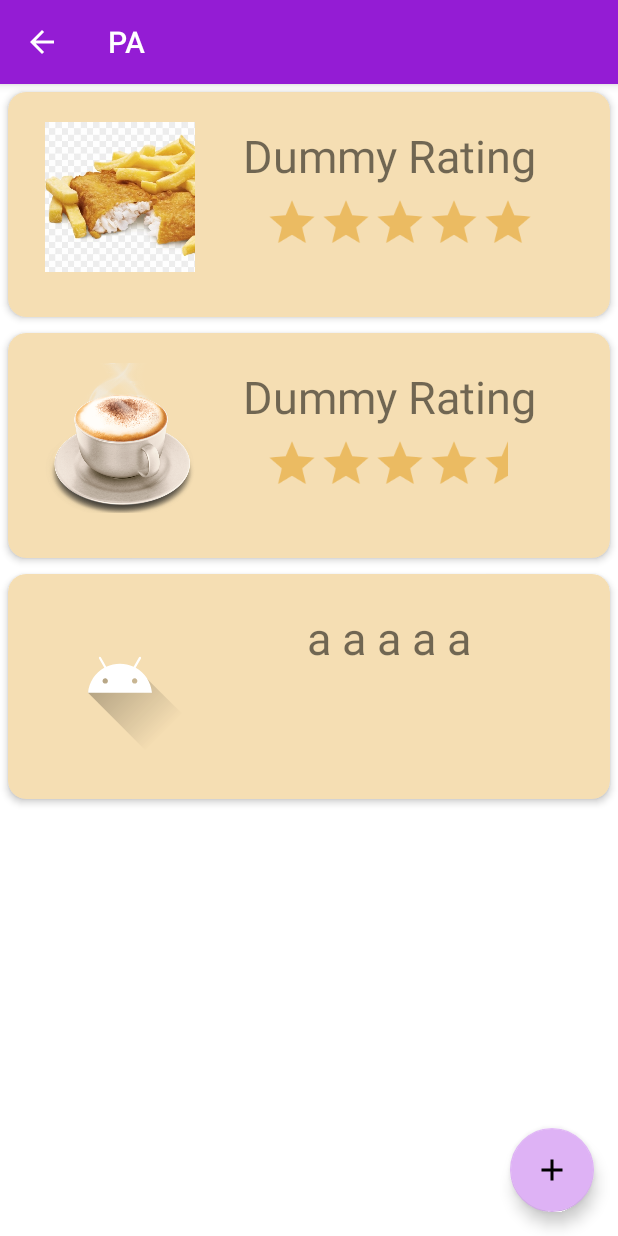
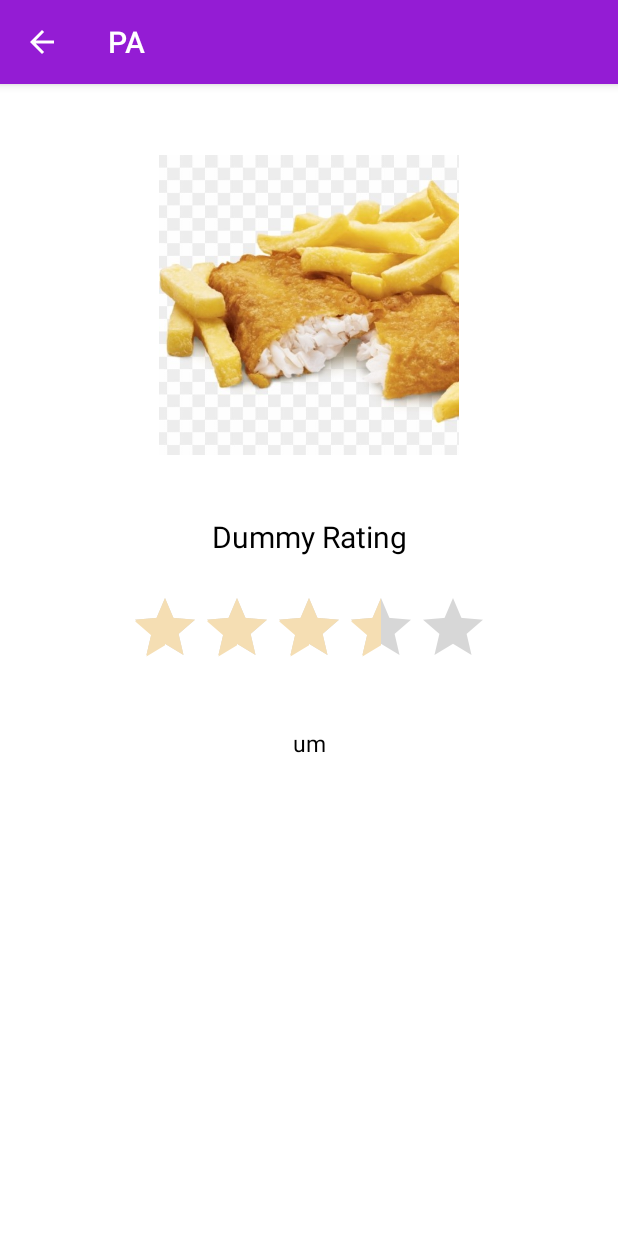
Before and after one commit to hemisemidemipresent/Pairwork-PA, an Android app: the ReviewActivity screen opened directly, with no data from a screen before it, after a tap on "Dummy Rating", on a phone screen of 412 x 824 dp. Run offline under Robolectric (Android 15) with nearby library versions, the phone set to English and light mode, and no system bars.

Commit message:
fixed onclick of review

```diff
--- a/app/src/main/AndroidManifest.xml
+++ b/app/src/main/AndroidManifest.xml
@@ -26,6 +26,8 @@
             android:parentActivityName=".MainActivity"/>
         <activity android:name=".AddReviewActivity"
             android:parentActivityName=".ReviewActivity"/>
+        <activity android:name=".DisplayReviewActivity"
+            android:parentActivityName=".ReviewActivity"/>
         <activity android:name=".AboutActivity"
             android:parentActivityName=".MainActivity"/>
         <activity android:name=".ContactActivity"
--- a/app/src/main/java/com/example/myapplication/DescriptionActivity.kt
+++ b/app/src/main/java/com/example/myapplication/DescriptionActivity.kt
@@ -5,7 +5,6 @@ import androidx.appcompat.app.AppCompatActivity
 import android.os.Bundle
 import android.widget.ImageView
 import android.widget.TextView
-import com.example.myapplication.R
 import java.util.*
 
 class DescriptionActivity : AppCompatActivity() {
@@ -22,7 +21,7 @@ class DescriptionActivity : AppCompatActivity() {
         val size: TextView = findViewById(R.id.size)
         val expiry: TextView = findViewById(R.id.expiry)
         val brand: TextView = findViewById(R.id.brand)
-        val temp: TextView = findViewById(R.id.temp)
+        val temp: TextView = findViewById(R.id.reviewTextView)
 
         name.text = intent.getStringExtra("name")
         item_image.setImageResource(
--- /dev/null
+++ b/app/src/main/java/com/example/myapplication/DisplayReviewActivity.kt
@@ -0,0 +1,38 @@
+package com.example.myapplication
+
+import android.annotation.SuppressLint
+import androidx.appcompat.app.AppCompatActivity
+import android.os.Bundle
+import android.widget.ImageView
+import android.widget.RatingBar
+import android.widget.TextView
+import java.util.*
+
+class DisplayReviewActivity : AppCompatActivity() {
+    @SuppressLint("SetTextI18n", "UseCompatLoadingForDrawables")
+    override fun onCreate(savedInstanceState: Bundle?) {
+        super.onCreate(savedInstanceState)
+        setContentView(R.layout.activity_display_review)
+        val intent = intent
+
+        val name: TextView = findViewById(R.id.name)
+        val ratingBar: RatingBar = findViewById(R.id.rating)
+        ratingBar.setIsIndicator(true)
+        val review: TextView = findViewById(R.id.reviewTextView)
+        val avatar: ImageView = findViewById(R.id.avatar)
+
+        name.text = intent.getStringExtra("name")
+        ratingBar.rating = intent.getFloatExtra("rating", 3.6F)
+        review.text = intent.getStringExtra("review")
+        avatar.setImageDrawable(getDrawable(intent.getIntExtra("avatar",0)))
+
+        /*
+
+                intent.putExtra("avatar", review.avatar)
+                intent.putExtra("name", review.name)
+                intent.putExtra("rating", review.rating)
+                intent.putExtra("review", review.review)
+         */
+    }
+
+}
--- a/app/src/main/java/com/example/myapplication/ReviewRecyclerAdapter.kt
+++ b/app/src/main/java/com/example/myapplication/ReviewRecyclerAdapter.kt
@@ -35,12 +35,12 @@ class ReviewRecyclerAdapter(val reviewList: ArrayList<Review>) :
             reviewRating = itemView.findViewById(R.id.ratingBar)
             itemView.setOnClickListener { view ->
                 val review = reviewList[adapterPosition]
-                val intent = Intent(itemView.context, DescriptionActivity::class.java)
+                val intent = Intent(itemView.context, DisplayReviewActivity::class.java)
                 intent.putExtra("avatar", review.avatar)
                 intent.putExtra("name", review.name)
                 intent.putExtra("rating", review.rating)
                 intent.putExtra("review", review.review)
-                //itemView.context.startActivity(intent)
+                itemView.context.startActivity(intent)
             }
         }
 
--- a/app/src/main/res/layout/activity_description.xml
+++ b/app/src/main/res/layout/activity_description.xml
@@ -90,7 +90,7 @@
         app:layout_constraintTop_toBottomOf="@+id/item_image" />
 
     <TextView
-        android:id="@+id/temp"
+        android:id="@+id/reviewTextView"
         android:layout_width="wrap_content"
         android:layout_height="wrap_content"
         android:layout_marginTop="216dp"
--- /dev/null
+++ b/app/src/main/res/layout/activity_display_review.xml
@@ -0,0 +1,56 @@
+<?xml version="1.0" encoding="utf-8"?>
+<androidx.constraintlayout.widget.ConstraintLayout xmlns:android="http://schemas.android.com/apk/res/android"
+    xmlns:app="http://schemas.android.com/apk/res-auto"
+    xmlns:tools="http://schemas.android.com/tools"
+    android:layout_width="match_parent"
+    android:layout_height="match_parent">
+
+    <ImageView
+        android:id="@+id/avatar"
+        android:layout_width="200dp"
+        android:layout_height="200dp"
+        android:layout_marginTop="40dp"
+        android:layout_marginBottom="34dp"
+        app:layout_constraintBottom_toTopOf="@+id/name"
+        app:layout_constraintEnd_toEndOf="parent"
+        app:layout_constraintLeft_toLeftOf="parent"
+        app:layout_constraintStart_toStartOf="parent"
+        app:layout_constraintTop_toTopOf="parent" />
+
+    <TextView
+        android:id="@+id/name"
+        android:layout_width="wrap_content"
+        android:layout_height="wrap_content"
+        android:text="TextView"
+        android:textColor="?colorOnSecondary"
+        android:textSize="20sp"
+        app:layout_constraintBottom_toBottomOf="parent"
+        app:layout_constraintEnd_toEndOf="parent"
+        app:layout_constraintStart_toStartOf="parent"
+        app:layout_constraintTop_toTopOf="parent"
+        app:layout_constraintVertical_bias="0.389" />
+
+    <TextView
+        android:id="@+id/reviewTextView"
+        android:layout_width="wrap_content"
+        android:layout_height="wrap_content"
+        android:text="TextView"
+        android:textColor="?colorOnSecondary"
+        android:textSize="15sp"
+        app:layout_constraintBottom_toBottomOf="parent"
+        app:layout_constraintEnd_toEndOf="parent"
+        app:layout_constraintStart_toStartOf="parent"
+        app:layout_constraintTop_toBottomOf="@+id/rating"
+        app:layout_constraintVertical_bias="0.094" />
+
+    <RatingBar
+        android:id="@+id/rating"
+        android:layout_width="wrap_content"
+        android:layout_height="wrap_content"
+        android:layout_marginTop="23dp"
+        app:layout_constraintBottom_toBottomOf="parent"
+        app:layout_constraintEnd_toEndOf="parent"
+        app:layout_constraintStart_toStartOf="parent"
+        app:layout_constraintTop_toBottomOf="@+id/name"
+        app:layout_constraintVertical_bias="0.0" />
+</androidx.constraintlayout.widget.ConstraintLayout>
```
